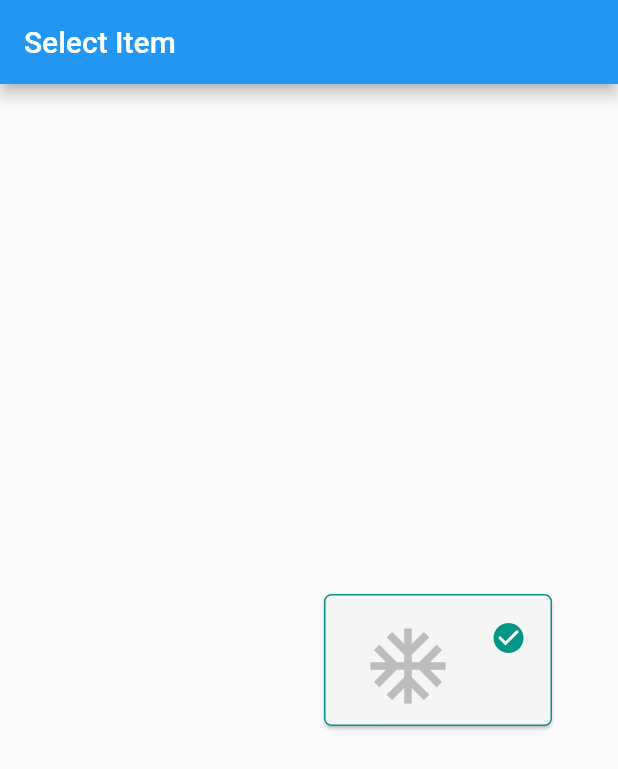
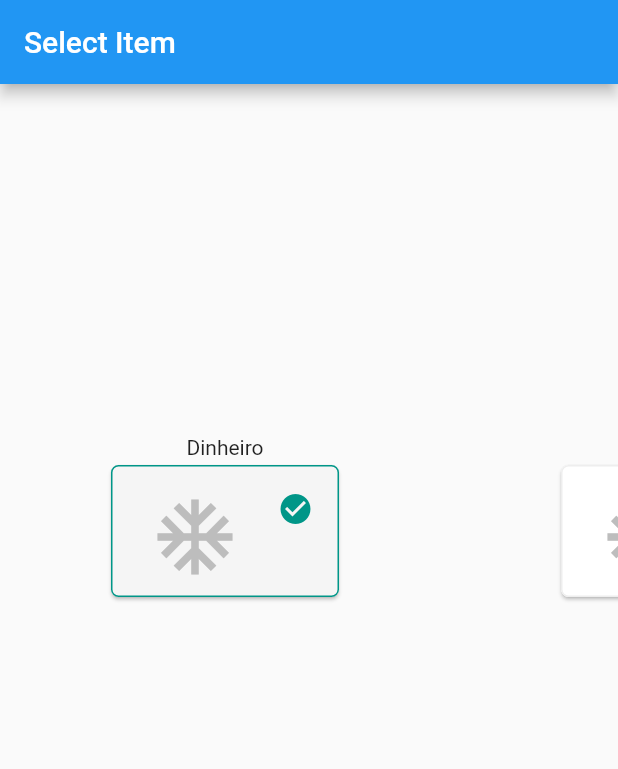
Before and after one commit to muloca/select_midway, a Flutter app: the screen it shows after launch, on a phone screen of 412 x 824 dp. Shown: the top 769 px of the screen. Run offline on Flutter 3.47's test engine with Material 2 defaults, Android fonts, the phone set to English and light mode, and no system bars.

Commit message:
ui detail

```diff
--- a/lib/main.dart
+++ b/lib/main.dart
@@ -26,9 +26,6 @@ class HomePage extends StatefulWidget {
 }
 
 class _HomePageState extends State<HomePage> {
-  final List<Map> data = List.generate(
-      1, (index) => {'id': index, 'name': 'Item $index', 'isSelected': false});
-
   final payment = Payments();
 
   int selected = 0;
@@ -41,13 +38,12 @@ class _HomePageState extends State<HomePage> {
       ),
       body: Center(
         child: Container(
-          width: 800,
+          width: 1000,
           height: 300,
           child: GridView.builder(
-              padding: EdgeInsets.symmetric(vertical: 4),
               scrollDirection: Axis.horizontal,
-              gridDelegate: SliverGridDelegateWithFixedCrossAxisCount(
-                  crossAxisCount: 1, mainAxisSpacing: 2, childAspectRatio: 0.5),
+              gridDelegate:
+                  SliverGridDelegateWithFixedCrossAxisCount(crossAxisCount: 1),
               itemCount: payment.pay.length,
               itemBuilder: (_, i) {
                 return GestureDetector(
@@ -57,9 +53,14 @@ class _HomePageState extends State<HomePage> {
                         print(selected);
                       });
                     },
-                    child: SelectCardComponent(
-                      pay: payment.pay[i],
-                      isSelect: (selected == i),
+                    child: Column(
+                      children: [
+                        Text(payment.pay.elementAt(i)),
+                        SelectCardComponent(
+                          pay: payment.pay[i],
+                          isSelect: (selected == i),
+                        ),
+                      ],
                     ));
               }),
         ),
```
Also changed, not shown: lib/component/selection_card.dart (deleted, +0 -64 lines), lib/component/selection_componet.dart (deleted, +0 -24 lines).
